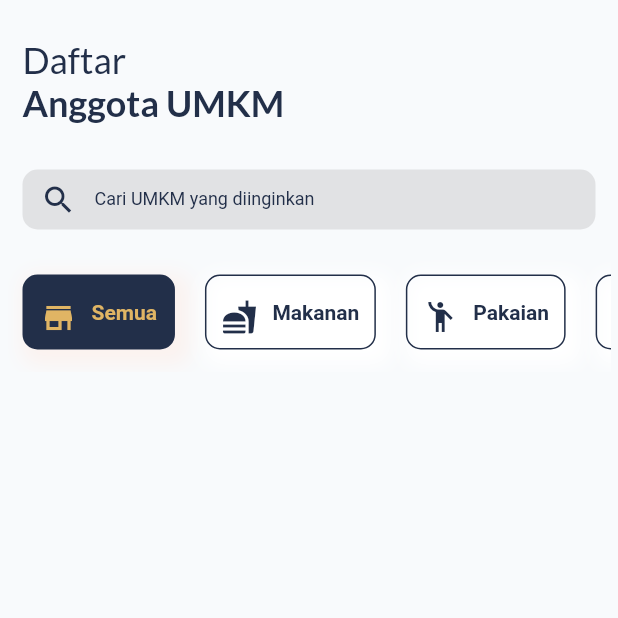
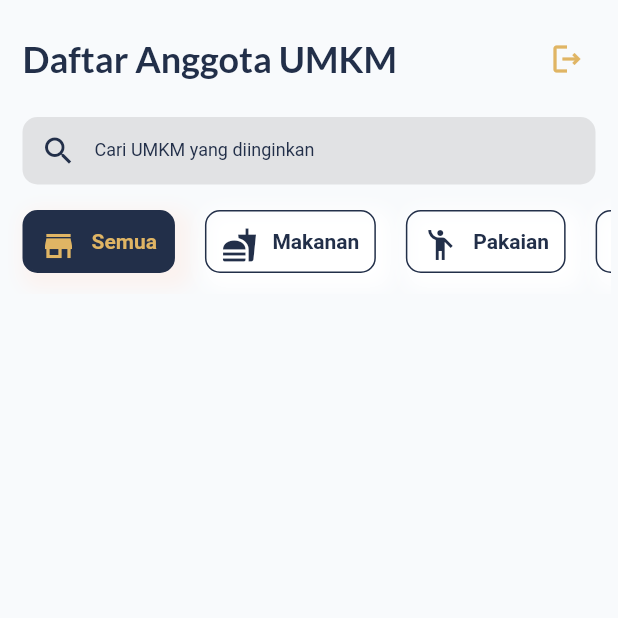
Before and after one commit to think-code1108/sedulur_umkm, a Flutter app: the HomePage screen opened directly, on a phone screen of 412 x 824 dp, the top half of it. Run offline on Flutter 3.47's test engine with Material 2 defaults, Android fonts, the phone set to English and light mode, and no system bars; our stand-ins replace another_flushbar, bloc, charts_flutter, cloud_firestore, custom_radio_grouped_button, equatable and 14 more; missing offline and left inert: excel, flutter_downloader; accounts and stored records are empty; network calls fail; project files that could hold a hidden picture were left out.

Commit message:
20221013 - Replcae Connection DB | Create Logout Feature | Create Title Widget

```diff
--- a/umkm_application/lib/Authentication/Login/bloc/bloc/login_event.dart
+++ b/umkm_application/lib/Authentication/Login/bloc/bloc/login_event.dart
@@ -1,3 +1,4 @@
+
 part of 'login_bloc.dart';
 
 abstract class LoginEvent extends Equatable {
--- a/umkm_application/lib/Home/ui/home.dart
+++ b/umkm_application/lib/Home/ui/home.dart
@@ -2,10 +2,10 @@ import 'package:cloud_firestore/cloud_firestore.dart';
 import 'package:flutter/material.dart';
 import 'package:umkm_application/Const/const_color.dart';
 import 'package:umkm_application/Model/data.dart';
-import 'package:google_fonts/google_fonts.dart';
 import 'package:umkm_application/Model/store.dart';
 import 'package:umkm_application/widget/category_tab.dart';
 import 'package:umkm_application/widget/store_list.dart';
+import '../../widget/title.dart';
 
 
 class HomePage extends StatefulWidget {
@@ -21,46 +21,23 @@ class _HomePageState extends State<HomePage> {
   CollectionReference users = FirebaseFirestore.instance.collection('users');
   CollectionReference stores = FirebaseFirestore.instance.collection('stores');
   List<String> categorySelected = ["makanan", "pakaian", "kesenian"];
-  TextEditingController searchController =
-      TextEditingController(text: "");
+  TextEditingController searchController = TextEditingController(text: "");
   String searchQuery = "";
-  Widget _title() {
-    return Container(
-        margin: EdgeInsets.symmetric(horizontal: 10, vertical: 25),
-        child: Row(
-            crossAxisAlignment: CrossAxisAlignment.center,
-            children: <Widget>[
-              Column(
-                  crossAxisAlignment: CrossAxisAlignment.start,
-                  children: <Widget>[
-                    Text('Daftar',
-                        style: GoogleFonts.lato(
-                            color: ConstColor.textDatalab,
-                            fontSize: 24,
-                            fontWeight: FontWeight.w400)),
-                    Text('Anggota UMKM',
-                        style: GoogleFonts.lato(
-                            color: ConstColor.textDatalab,
-                            fontSize: 24,
-                            fontWeight: FontWeight.w700))
-                  ])
-            ]));
-  }
 
   Widget _search() {
     return Container(
-      margin: EdgeInsets.symmetric(horizontal: 10, vertical: 5),
+      margin: EdgeInsets.fromLTRB(10, 10, 10, 0),
       child: Row(
         children: <Widget>[
           Expanded(
             child: Container(
-              height: 40,
+              height: 45,
               alignment: Alignment.center,
               decoration: BoxDecoration(
                   color: Color(0xffE1E2E4),
                   borderRadius: BorderRadius.all(Radius.circular(10))),
               child: TextField(
-                onChanged: (search){
+                onChanged: (search) {
                   setState(() {
                     searchQuery = search.toUpperCase();
                   });
@@ -69,10 +46,12 @@ class _HomePageState extends State<HomePage> {
                 decoration: InputDecoration(
                     border: InputBorder.none,
                     hintText: "Cari UMKM yang diinginkan",
-                    hintStyle: TextStyle(fontSize: 12, color: ConstColor.textDatalab),
-                    contentPadding:
-                        EdgeInsets.only(left: 10, right: 10, bottom: 0, top: 5),
-                    prefixIcon: Icon(Icons.search, color: ConstColor.textDatalab)),
+                    hintStyle:
+                        TextStyle(fontSize: 12, color: ConstColor.textDatalab),
+                    contentPadding: EdgeInsets.only(
+                        left: 10, right: 10, bottom: 0, top: 10),
+                    prefixIcon:
+                        Icon(Icons.search, color: ConstColor.textDatalab)),
               ),
             ),
           ),
@@ -83,9 +62,9 @@ class _HomePageState extends State<HomePage> {
 
   Widget _categoryWidget() {
     return Container(
-      margin: EdgeInsets.symmetric(vertical: 10),
+      margin: EdgeInsets.symmetric(vertical: 3),
       width: MediaQuery.of(context).size.width,
-      height: 80,
+      height: 70,
       child: ListView(
         scrollDirection: Axis.horizontal,
         children: AppData.categoryList
@@ -115,12 +94,18 @@ class _HomePageState extends State<HomePage> {
   }
 
   Stream<QuerySnapshot> homeStream() {
-    return searchQuery != "" ? stores.where(
+    return searchQuery != ""
+        ? stores
+            .where(
               "umkm_name",
               isGreaterThanOrEqualTo: searchQuery,
               isLessThan: searchQuery.substring(0, searchQuery.length - 1) +
-            String.fromCharCode(searchQuery.codeUnitAt(searchQuery.length - 1) + 1),
-      ).where("tag", arrayContainsAny: categorySelected).snapshots() : stores.where("tag", arrayContainsAny: categorySelected).snapshots();
+                  String.fromCharCode(
+                      searchQuery.codeUnitAt(searchQuery.length - 1) + 1),
+            )
+            .where("tag", arrayContainsAny: categorySelected)
+            .snapshots()
+        : stores.where("tag", arrayContainsAny: categorySelected).snapshots();
   }
 
   Widget _storeCard() {
@@ -128,7 +113,10 @@ class _HomePageState extends State<HomePage> {
       stream: homeStream(),
       builder: (_, snapshot) {
         if (snapshot.connectionState == ConnectionState.waiting) {
-          return Center(child: CircularProgressIndicator(color: ConstColor.darkDatalab,));
+          return Center(
+              child: CircularProgressIndicator(
+            color: ConstColor.darkDatalab,
+          ));
         }
         if (!snapshot.hasData) {
           return Center(
@@ -138,22 +126,21 @@ class _HomePageState extends State<HomePage> {
         return Expanded(
             child: ListView(
           scrollDirection: Axis.vertical,
-          children: snapshot.data!.docs
-              .map((e) {
+          children: snapshot.data!.docs.map((e) {
             var mapStore = e.data() as Map<String, dynamic>;
             Store store = Store(
               id: e.id,
-                      name: mapStore['umkm_name']??'',
-                      image: mapStore['image']??'',
-                      city: mapStore['city']??'',
-                      province: mapStore['province']??'',
+              name: mapStore['umkm_name'] ?? '',
+              image: mapStore['image'] ?? '',
+              city: mapStore['city'] ?? '',
+              province: mapStore['province'] ?? '',
               tags: List.from(mapStore['tag']),
             );
             return StoreList(
               id: e.id,
-                  store: store,);
-              })
-              .toList(),
+              store: store,
+            );
+          }).toList(),
         ));
       },
     );
@@ -162,8 +149,11 @@ class _HomePageState extends State<HomePage> {
   @override
   Widget build(BuildContext context) {
     return Scaffold(
+      backgroundColor: ConstColor.lightgreyBG,
       body: SafeArea(
-      child: Stack(fit: StackFit.expand, children: <Widget>[
+        child: Stack(
+          fit: StackFit.expand,
+          children: <Widget>[
             SingleChildScrollView(
               child: Container(
                 padding: EdgeInsets.symmetric(horizontal: 5),
@@ -176,14 +166,18 @@ class _HomePageState extends State<HomePage> {
                 child: Column(
                   crossAxisAlignment: CrossAxisAlignment.start,
                   children: <Widget>[
-                    _title(),
+                    titleApp('Daftar Anggota UMKM'),
                     _search(),
                     _categoryWidget(),
                     _storeCard(),
-                    SizedBox(height: 100)
+                    SizedBox(height: 100),
                   ],
-                )))
-      ]),
-    ));
+                ),
+              ),
+            )
+          ],
+        ),
+      ),
+    );
   }
 }
--- a/umkm_application/lib/widget/category_tab.dart
+++ b/umkm_application/lib/widget/category_tab.dart
@@ -19,9 +19,9 @@ class CategoryTab extends StatelessWidget {
             splashColor: Colors.transparent,
             onTap: () => onSelected(model),
             child : Container(
-            margin: EdgeInsets.symmetric(horizontal: 10, vertical: 15),
+            margin: EdgeInsets.symmetric(horizontal: 10, vertical: 14),
             child: Container(
-              padding: EdgeInsets.symmetric(horizontal: 10, vertical:15),
+              padding: EdgeInsets.symmetric(horizontal: 10, vertical:10),
               alignment: Alignment.center,
               decoration: BoxDecoration(
                 borderRadius: BorderRadius.all(Radius.circular(10)),
--- /dev/null
+++ b/umkm_application/lib/widget/title.dart
@@ -0,0 +1,45 @@
+import 'package:flutter/material.dart';
+import 'package:google_fonts/google_fonts.dart';
+
+import '../Authentication/Login/ui/loginscreen.dart';
+import '../Const/const_color.dart';
+import '../data/repositories/user_repositories.dart';
+
+class titleApp extends StatelessWidget {
+  final String title;
+  const titleApp(this.title, {Key? key}) : super(key: key);
+
+  @override
+  Widget build(BuildContext context) {
+    return Container(
+      margin: EdgeInsets.fromLTRB(10, 15, 5, 5),
+      child: Row(
+        crossAxisAlignment: CrossAxisAlignment.center,
+        mainAxisAlignment: MainAxisAlignment.spaceBetween,
+        children: <Widget>[
+          Column(
+            crossAxisAlignment: CrossAxisAlignment.start,
+            children: <Widget>[
+              Text(title, // 'Daftar Anggota UMKM',
+                  style: GoogleFonts.lato(
+                      color: ConstColor.textDatalab,
+                      fontSize: 24,
+                      fontWeight: FontWeight.w700))
+            ],
+          ),
+          IconButton(
+            onPressed: () async {
+              await UserRepository.signOut().then((user) {
+                Navigator.of(context, rootNavigator: true).pushReplacement(
+                    MaterialPageRoute(builder: (context) => new LoginScreen()));
+              });
+            },
+            icon: Icon(Icons.logout_outlined,
+                color: ConstColor.secondaryTextDatalab),
+          ),
+        ],
+      ),
+    );
+
+  }
+}
--- a/umkm_application/pubspec.yaml
+++ b/umkm_application/pubspec.yaml
@@ -51,7 +51,7 @@ dependencies:
   get: ^4.3.4
   another_flushbar: ^1.10.24
   charts_flutter: ^0.11.0
-  flutter_phoenix: ^1.0.0
+  # flutter_phoenix: any
   flutter_launcher_icons: ^0.9.2
   excel: ^2.0.0-null-safety-3
   open_file: ^3.2.1
```
Also changed, not shown: umkm_application/lib/Announcement/ui/announcement_list.dart (+2 -18 lines), umkm_application/lib/Authentication/Login/bloc/bloc/login_bloc.dart (+6 -5 lines), umkm_application/lib/Authentication/Login/ui/login.dart (+0 -22 lines), umkm_application/lib/BottomNav/ui/bottomnav.dart (+13 -13 lines), umkm_application/lib/Coaching/ui/coaching.dart (+29 -50 lines), umkm_application/lib/Event/ui/event_list.dart (+2 -19 lines), umkm_application/lib/Statistic/ui/dummy_statistic.dart (+21 -23 lines), umkm_application/lib/main.dart (+11 -9 lines), umkm_application/lib/widget/store_list.dart (+6 -6 lines), umkm_application/assets/app_icon.png, 7 other files. Lines whose indentation alone changed are shown as unchanged.
